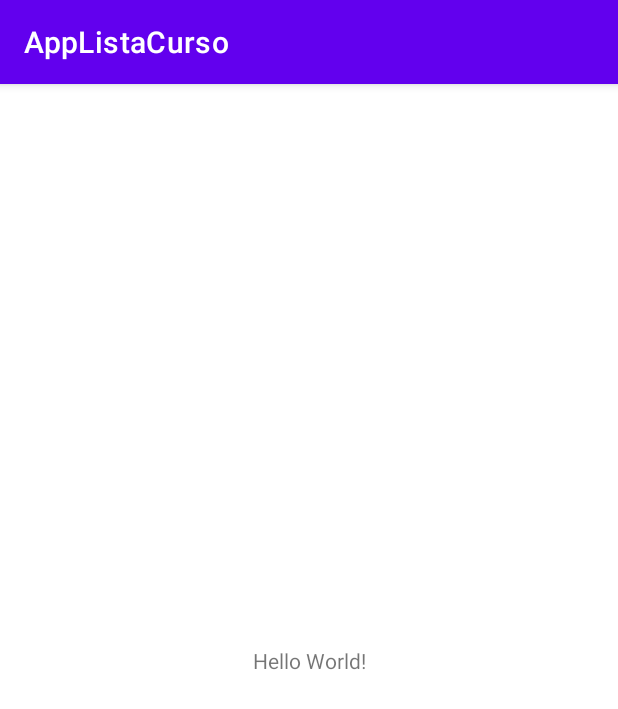
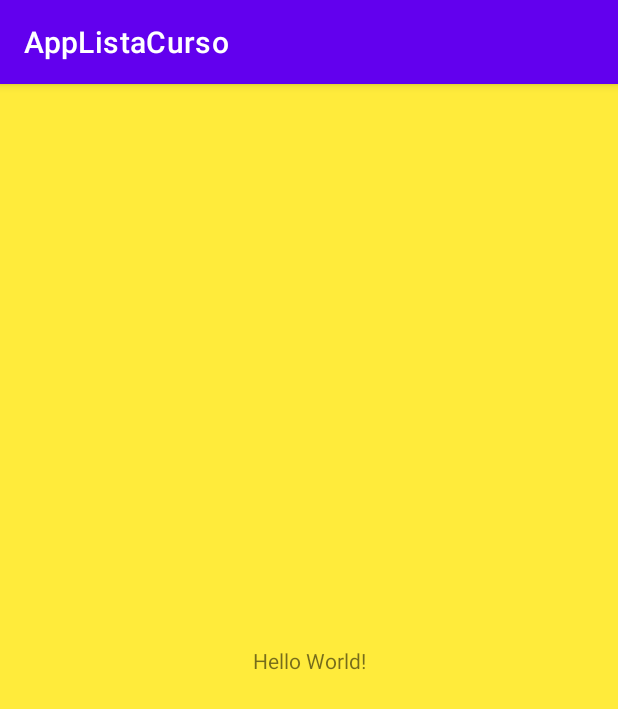
Before and after one commit to FabricioFernandesSantos/Desenvolvimento-Android-2023, an Android app: the screen it shows after launch (MainActivity), on a phone screen of 412 x 824 dp. Shown: the top 709 px of the screen. Run offline under Robolectric (Android 15) with nearby library versions, the phone set to English and light mode, and no system bars.

Commit message:
Estrutura do projeto

```diff
--- a/AppListaCurso/app/src/main/AndroidManifest.xml
+++ b/AppListaCurso/app/src/main/AndroidManifest.xml
@@ -1,6 +1,8 @@
 <?xml version="1.0" encoding="utf-8"?>
 <manifest xmlns:android="http://schemas.android.com/apk/res/android"
     xmlns:tools="http://schemas.android.com/tools">
+
+    <uses-permission android:name="android.permission.INTERNET"/>
 
     <application
         android:allowBackup="true"
--- a/AppListaCurso/app/src/main/java/com/fstech/applistacurso/MainActivity.java
+++ b/AppListaCurso/app/src/main/java/com/fstech/applistacurso/MainActivity.java
@@ -3,13 +3,13 @@ package com.fstech.applistacurso;
 import androidx.appcompat.app.AppCompatActivity;
 
 import android.os.Bundle;
+import android.widget.Button;
 
 public class MainActivity extends AppCompatActivity {
 
 
     @Override
     protected void onCreate(Bundle savedInstanceState) {
-
         super.onCreate(savedInstanceState);
         setContentView(R.layout.activity_main);
 
--- a/AppListaCurso/app/src/main/res/layout/activity_main.xml
+++ b/AppListaCurso/app/src/main/res/layout/activity_main.xml
@@ -4,6 +4,7 @@
     xmlns:tools="http://schemas.android.com/tools"
     android:layout_width="match_parent"
     android:layout_height="match_parent"
+    android:background="@color/anarelo"
     tools:context=".MainActivity">
 
     <TextView
--- a/AppListaCurso/app/src/main/res/values/colors.xml
+++ b/AppListaCurso/app/src/main/res/values/colors.xml
@@ -7,4 +7,6 @@
     <color name="teal_700">#FF018786</color>
     <color name="black">#FF000000</color>
     <color name="white">#FFFFFFFF</color>
+    <color name="anarelo">#FFEB3B</color>
+
 </resources>
```
